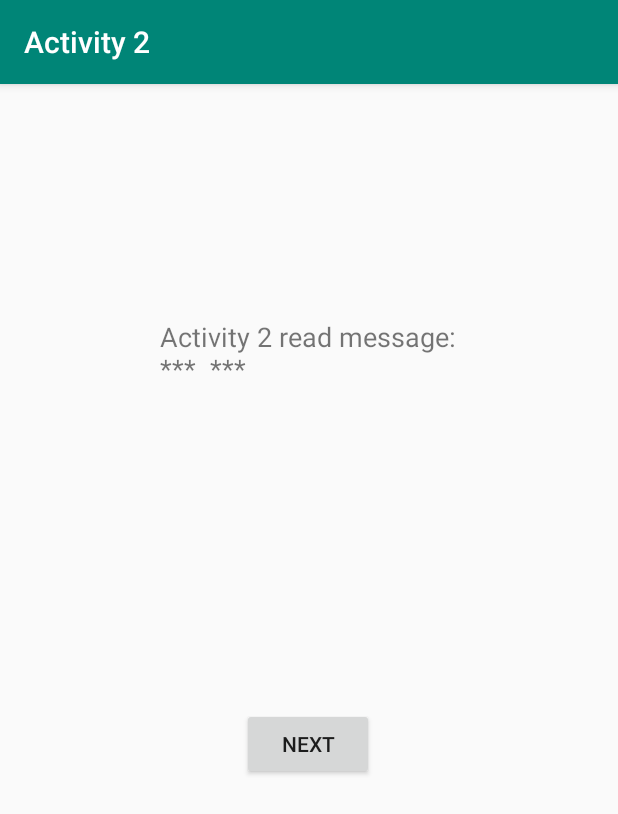
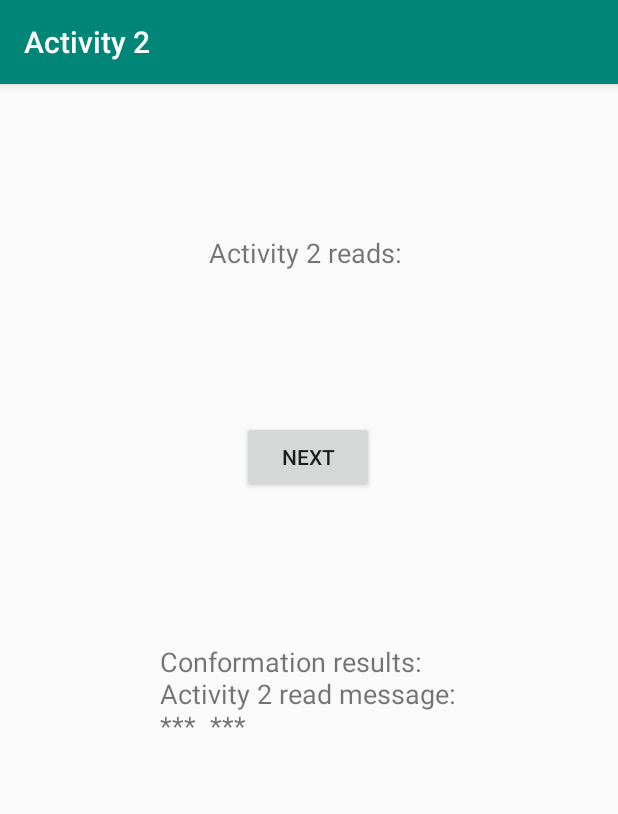
Before and after one commit to GarethAbrahams/MyTestApplication, an Android app: the screen it shows after launch (Activity2), after a tap on "NEXT", on a phone screen of 412 x 824 dp. Shown: the top 814 px of the screen. Run offline under Robolectric (Android 15) with nearby library versions, the phone set to English and light mode, and no system bars.

Commit message:
Second Commit

```diff
--- a/app/src/main/java/com/garethabrahams/mytestapplication/Activity2.java
+++ b/app/src/main/java/com/garethabrahams/mytestapplication/Activity2.java
@@ -9,22 +9,23 @@ import android.widget.TextView;
 import androidx.appcompat.app.AppCompatActivity;
 
 public class Activity2 extends AppCompatActivity {
-    private TextView Act2textView;
-    private String resultPass;
+    private TextView Act2textView, Act2MsgView;
+    private String result, resultPass;
 
     @Override
     protected void onCreate(Bundle savedInstanceState) {
         super.onCreate(savedInstanceState);
         setContentView(R.layout.activity_2);
-
+        Act2MsgView = (TextView) findViewById(R.id.Act2MsgView);
         Act2textView = (TextView) findViewById(R.id.Act2textView);
 
         setTitle("Activity 2");
 
         Intent intent = getIntent();
-        String result = intent.getStringExtra("textString");
+        result = intent.getStringExtra("textString");
+        Act2MsgView.setText("Activity 2 reads: "+ result);
         resultPass = "Activity 2 read message:\n" + "*** "+result+" ***";
-        Act2textView.setText(resultPass);
+        Act2textView.setText("Conformation results: "+resultPass);
 
         Button Act2button = findViewById(R.id.Act2button);
 
@@ -32,12 +33,10 @@ public class Activity2 extends AppCompatActivity {
             @Override
             public void onClick(View v) {
                 Intent act2Intent = new Intent(Activity2.this,Activity3.class);
+                act2Intent.putExtra("result",result);
                 act2Intent.putExtra("act2result",resultPass);
                 startActivity(act2Intent);
 
-
-                //setResult(RESULT_OK,resultIntent);
-                //finish();
             }
         });
     }
--- a/app/src/main/java/com/garethabrahams/mytestapplication/MainActivity.java
+++ b/app/src/main/java/com/garethabrahams/mytestapplication/MainActivity.java
@@ -36,10 +36,9 @@ public class MainActivity extends AppCompatActivity {
             }
         });
 
-        textField.setText("");
         Intent finalintent = getIntent();
         String results = finalintent.getStringExtra("lastResult");
-        mainTextView.setText("Final Main Screen: \n"+results);
+        mainTextView.setText(results);
 
     }
 
--- a/app/src/main/res/layout/activity_2.xml
+++ b/app/src/main/res/layout/activity_2.xml
@@ -10,22 +10,32 @@
         android:id="@+id/Act2textView"
         android:layout_width="199dp"
         android:layout_height="152dp"
-        android:layout_marginTop="156dp"
+        android:layout_marginTop="100dp"
         android:textSize="18sp"
         android:visibility="visible"
         app:layout_constraintEnd_toEndOf="parent"
         app:layout_constraintStart_toStartOf="parent"
-        app:layout_constraintTop_toTopOf="parent" />
+        app:layout_constraintTop_toBottomOf="@+id/Act2button" />
 
     <Button
         android:id="@+id/Act2button"
         android:layout_width="wrap_content"
         android:layout_height="wrap_content"
-        android:layout_marginTop="108dp"
+        android:layout_marginTop="100dp"
         android:text="Next"
         app:layout_constraintEnd_toEndOf="parent"
         app:layout_constraintHorizontal_bias="0.498"
         app:layout_constraintStart_toStartOf="parent"
-        app:layout_constraintTop_toBottomOf="@+id/Act2textView" />
+        app:layout_constraintTop_toBottomOf="@+id/Act2MsgView" />
+
+    <TextView
+        android:id="@+id/Act2MsgView"
+        android:layout_width="wrap_content"
+        android:layout_height="wrap_content"
+        android:layout_marginTop="100dp"
+        android:textSize="18sp"
+        app:layout_constraintEnd_toEndOf="parent"
+        app:layout_constraintStart_toStartOf="parent"
+        app:layout_constraintTop_toTopOf="parent" />
 
 </androidx.constraintlayout.widget.ConstraintLayout>
--- a/app/src/main/res/layout/content_main.xml
+++ b/app/src/main/res/layout/content_main.xml
@@ -27,12 +27,14 @@
         android:id="@+id/enterNameText"
         android:layout_width="wrap_content"
         android:layout_height="wrap_content"
+        android:layout_marginTop="100dp"
         android:ems="10"
         android:hint="Enter message"
         android:inputType="textPersonName"
         app:layout_constraintEnd_toEndOf="parent"
+        app:layout_constraintHorizontal_bias="0.57"
         app:layout_constraintStart_toStartOf="parent"
-        tools:layout_editor_absoluteY="38dp" />
+        app:layout_constraintTop_toTopOf="parent" />
 
     <Button
         android:id="@+id/button"
```
Also changed, not shown: app/src/main/java/com/garethabrahams/mytestapplication/Activity3.java (+10 -6 lines), app/src/main/java/com/garethabrahams/mytestapplication/Activity4.java (+10 -7 lines), app/src/main/java/com/garethabrahams/mytestapplication/LastActivity.java (+10 -9 lines), app/src/main/res/layout/activity_3.xml (+16 -4 lines), app/src/main/res/layout/activity_4.xml (+14 -3 lines), app/src/main/res/layout/activity_5.xml (+14 -3 lines).
